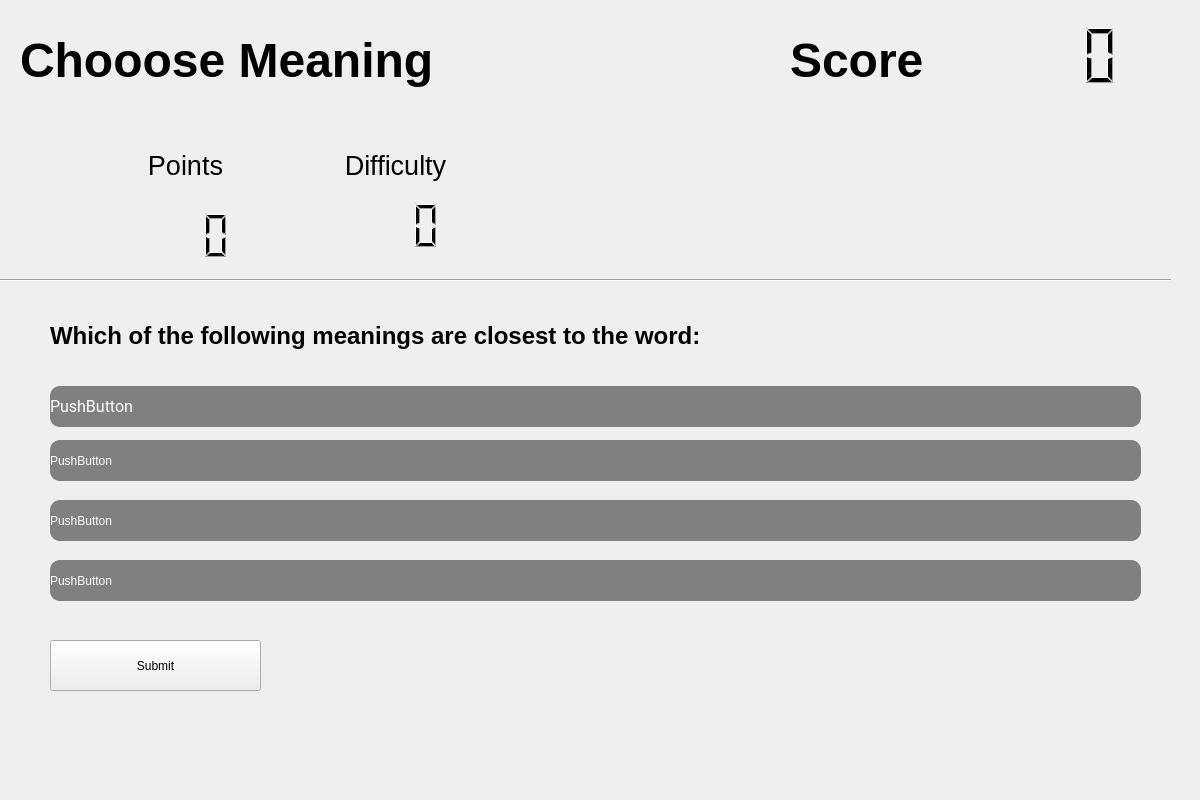
First picture: the form in UI/mcq.ui, repository prathameshnetake/BE_Project, before the edit.
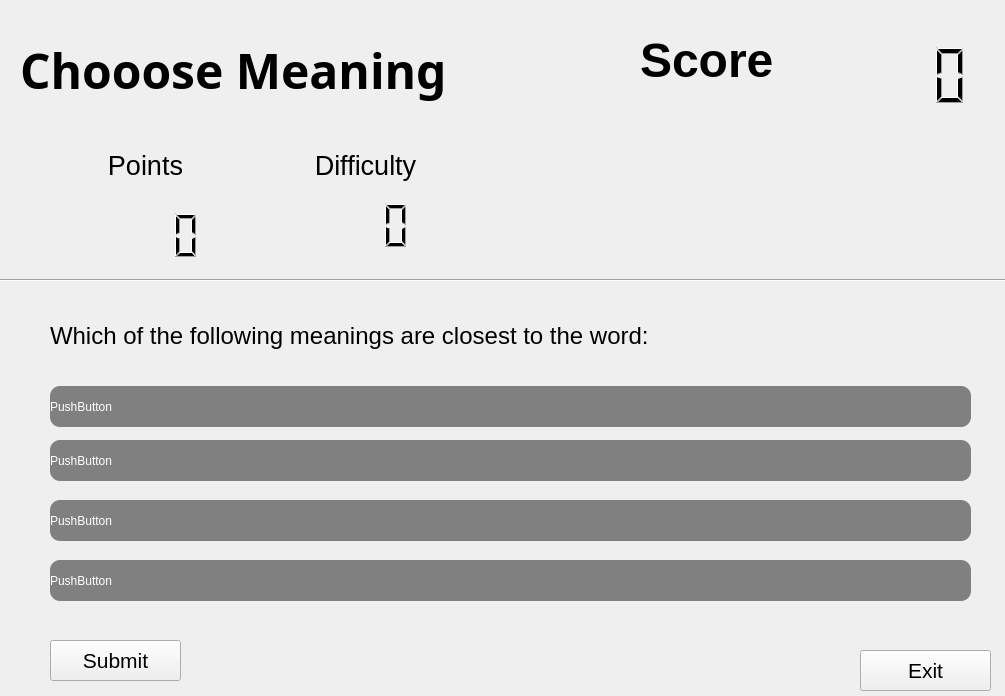
Second picture: the form after the edit. Icons and pictures are not drawn.

Diff of the .ui file:
```diff
--- a/UI/mcq.ui
+++ b/UI/mcq.ui
@@ -6,12 +6,24 @@
    <rect>
     <x>0</x>
     <y>0</y>
-    <width>1200</width>
-    <height>800</height>
+    <width>1005</width>
+    <height>696</height>
    </rect>
   </property>
+  <property name="sizePolicy">
+   <sizepolicy hsizetype="Fixed" vsizetype="Fixed">
+    <horstretch>0</horstretch>
+    <verstretch>0</verstretch>
+   </sizepolicy>
+  </property>
+  <property name="cursor">
+   <cursorShape>OpenHandCursor</cursorShape>
+  </property>
   <property name="windowTitle">
-   <string>MainWindow</string>
+   <string>Module 2</string>
+  </property>
+  <property name="layoutDirection">
+   <enum>Qt::LeftToRight</enum>
   </property>
   <property name="styleSheet">
    <string notr="true">QMainWindow {
@@ -28,10 +40,15 @@
      <rect>
       <x>50</x>
       <y>640</y>
-      <width>211</width>
-      <height>51</height>
+      <width>131</width>
+      <height>41</height>
      </rect>
     </property>
+    <property name="font">
+     <font>
+      <pointsize>16</pointsize>
+     </font>
+    </property>
     <property name="text">
      <string>Submit</string>
     </property>
@@ -48,8 +65,8 @@
     <property name="font">
      <font>
       <pointsize>18</pointsize>
-      <weight>75</weight>
-      <bold>true</bold>
+      <weight>50</weight>
+      <bold>false</bold>
      </font>
     </property>
     <property name="text">
@@ -59,7 +76,7 @@
    <widget class="QLCDNumber" name="difficulty">
     <property name="geometry">
      <rect>
-      <x>310</x>
+      <x>280</x>
       <y>190</y>
       <width>131</width>
       <height>71</height>
@@ -96,7 +113,7 @@
      <rect>
       <x>0</x>
       <y>270</y>
-      <width>1171</width>
+      <width>1011</width>
       <height>20</height>
      </rect>
     </property>
@@ -107,7 +124,7 @@
    <widget class="QLabel" name="label_6">
     <property name="geometry">
      <rect>
-      <x>100</x>
+      <x>60</x>
       <y>150</y>
       <width>171</width>
       <height>31</height>
@@ -136,7 +153,7 @@
    <widget class="QLCDNumber" name="points">
     <property name="geometry">
      <rect>
-      <x>100</x>
+      <x>70</x>
       <y>200</y>
       <width>131</width>
       <height>71</height>
@@ -171,7 +188,7 @@
    <widget class="QLabel" name="label_8">
     <property name="geometry">
      <rect>
-      <x>310</x>
+      <x>280</x>
       <y>150</y>
       <width>171</width>
       <height>31</height>
@@ -194,7 +211,7 @@
    <widget class="QLabel" name="score_label">
     <property name="geometry">
      <rect>
-      <x>790</x>
+      <x>640</x>
       <y>30</y>
       <width>141</width>
       <height>61</height>
@@ -211,31 +228,11 @@
      <string>Score</string>
     </property>
    </widget>
-   <widget class="QLabel" name="title">
-    <property name="geometry">
-     <rect>
-      <x>20</x>
-      <y>30</y>
-      <width>481</width>
-      <height>61</height>
-     </rect>
-    </property>
-    <property name="font">
-     <font>
-      <pointsize>36</pointsize>
-      <weight>75</weight>
-      <bold>true</bold>
-     </font>
-    </property>
-    <property name="text">
-     <string>Chooose Meaning</string>
-    </property>
-   </widget>
    <widget class="QLCDNumber" name="score">
     <property name="geometry">
      <rect>
-      <x>950</x>
-      <y>20</y>
+      <x>800</x>
+      <y>40</y>
       <width>171</width>
       <height>71</height>
      </rect>
@@ -294,19 +291,10 @@
       <rect>
        <x>0</x>
        <y>16</y>
-       <width>1091</width>
+       <width>921</width>
        <height>41</height>
       </rect>
      </property>
-     <property name="font">
-      <font>
-       <family>Roboto</family>
-       <pointsize>12</pointsize>
-       <weight>50</weight>
-       <italic>false</italic>
-       <bold>false</bold>
-      </font>
-     </property>
      <property name="cursor">
       <cursorShape>PointingHandCursor</cursorShape>
      </property>
@@ -319,7 +307,7 @@
       <rect>
        <x>0</x>
        <y>70</y>
-       <width>1091</width>
+       <width>921</width>
        <height>41</height>
       </rect>
      </property>
@@ -335,7 +323,7 @@
       <rect>
        <x>0</x>
        <y>130</y>
-       <width>1091</width>
+       <width>921</width>
        <height>41</height>
       </rect>
      </property>
@@ -351,7 +339,7 @@
       <rect>
        <x>0</x>
        <y>190</y>
-       <width>1091</width>
+       <width>921</width>
        <height>41</height>
       </rect>
      </property>
@@ -363,6 +351,73 @@
      </property>
     </widget>
    </widget>
+   <widget class="QPushButton" name="exit">
+    <property name="geometry">
+     <rect>
+      <x>860</x>
+      <y>650</y>
+      <width>131</width>
+      <height>41</height>
+     </rect>
+    </property>
+    <property name="font">
+     <font>
+      <pointsize>16</pointsize>
+     </font>
+    </property>
+    <property name="text">
+     <string>Exit</string>
+    </property>
+   </widget>
+   <widget class="QFrame" name="all_frame">
+    <property name="geometry">
+     <rect>
+      <x>-20</x>
+      <y>-10</y>
+      <width>1041</width>
+      <height>721</height>
+     </rect>
+    </property>
+    <property name="frameShape">
+     <enum>QFrame::StyledPanel</enum>
+    </property>
+    <property name="frameShadow">
+     <enum>QFrame::Raised</enum>
+    </property>
+    <widget class="QLabel" name="title">
+     <property name="geometry">
+      <rect>
+       <x>40</x>
+       <y>40</y>
+       <width>521</width>
+       <height>81</height>
+      </rect>
+     </property>
+     <property name="font">
+      <font>
+       <family>Lucida Handwriting</family>
+       <pointsize>36</pointsize>
+       <weight>75</weight>
+       <bold>true</bold>
+      </font>
+     </property>
+     <property name="text">
+      <string>Chooose Meaning</string>
+     </property>
+    </widget>
+   </widget>
+   <zorder>all_frame</zorder>
+   <zorder>submit</zorder>
+   <zorder>label_5</zorder>
+   <zorder>difficulty</zorder>
+   <zorder>line</zorder>
+   <zorder>label_6</zorder>
+   <zorder>points</zorder>
+   <zorder>label_8</zorder>
+   <zorder>score_label</zorder>
+   <zorder>score</zorder>
+   <zorder>frame</zorder>
+   <zorder>exit</zorder>
   </widget>
  </widget>
  <resources>
```
Left out of the diff: 19 changed lines with no effect on the pictures.
